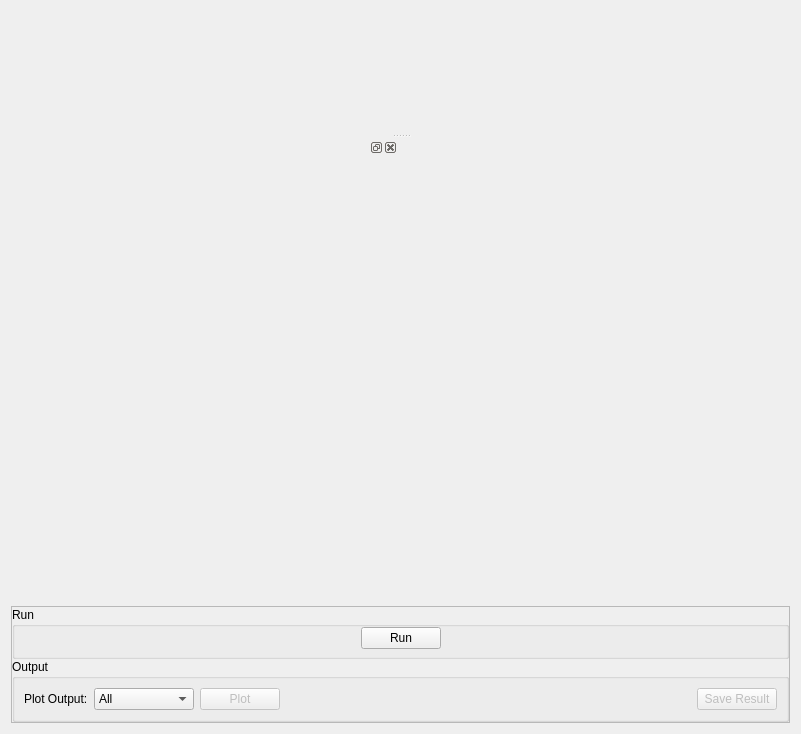
Old version of the form qt/scientific_interfaces/Indirect/ConvFit.ui in the repository mantidproject/mantid.
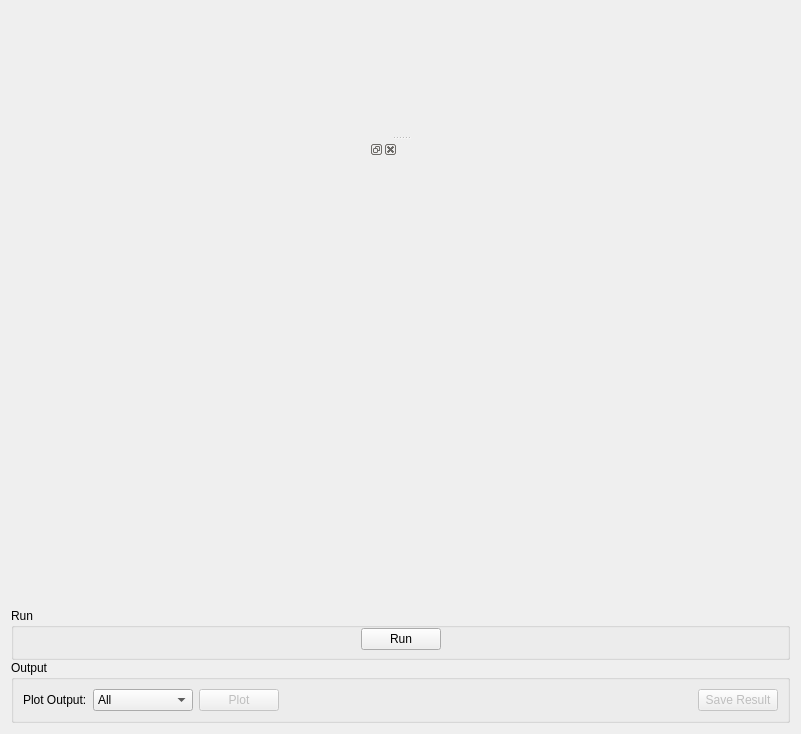
New version of the form. Custom widgets are drawn as their Qt base class.

Diff of the .ui file:
```diff
--- a/qt/scientific_interfaces/Indirect/ConvFit.ui
+++ b/qt/scientific_interfaces/Indirect/ConvFit.ui
@@ -49,12 +49,6 @@
        </item>
        <item>
         <widget class="QFrame" name="frame">
-         <property name="frameShape">
-          <enum>QFrame::StyledPanel</enum>
-         </property>
-         <property name="frameShadow">
-          <enum>QFrame::Raised</enum>
-         </property>
          <layout class="QVBoxLayout" name="verticalLayout_3">
           <property name="spacing">
            <number>0</number>
```
